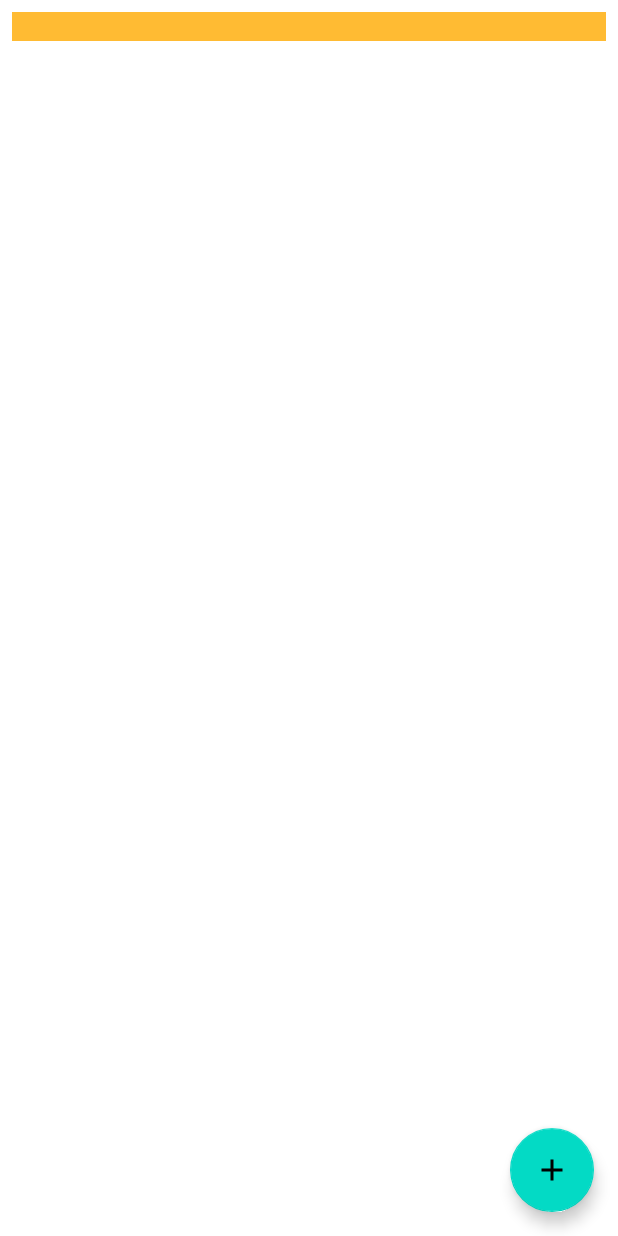
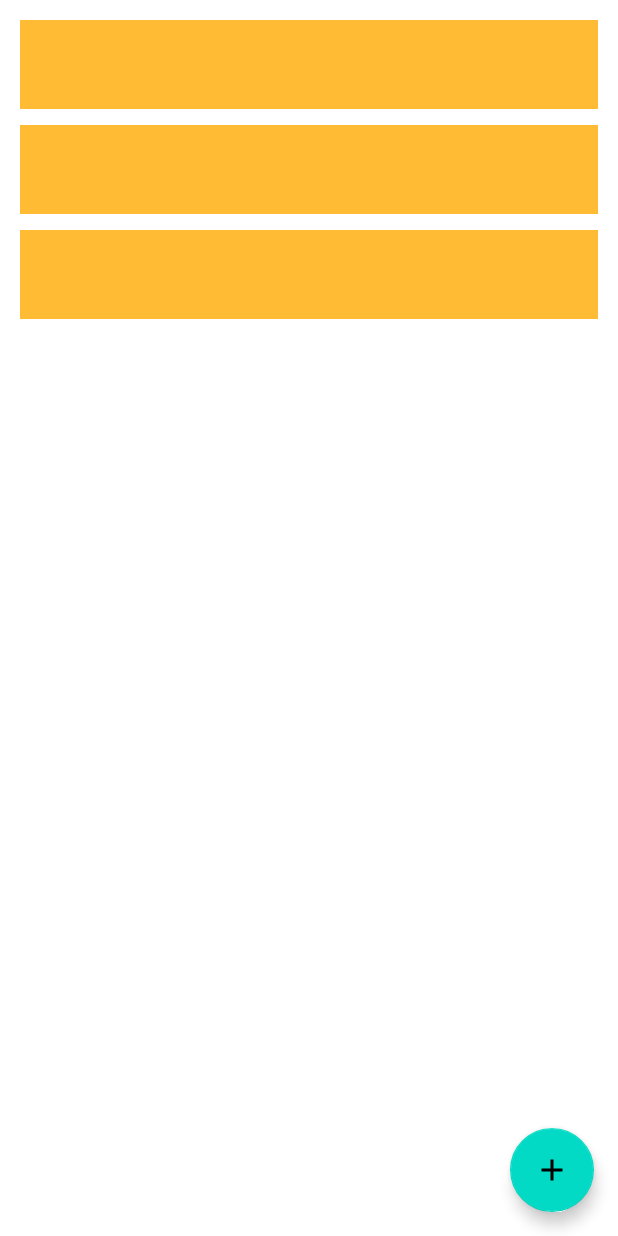
Before and after one commit to douglasdamasceno/Room-Database-com-Kotlin-MVVM, an Android app: the layout activity_main.xml on its own in the app's theme, with its tools: preview values and no code run, on a phone screen of 412 x 824 dp. Run offline under Robolectric (Android 15) with nearby library versions, the phone set to English and light mode, and no system bars.

Commit message:
projeto finalizado

```diff
--- a/app/build.gradle
+++ b/app/build.gradle
@@ -64,6 +64,8 @@ dependencies {
     implementation("androidx.lifecycle:lifecycle-common-java8:$lifecycle_version")
 
 
+    implementation "androidx.activity:activity-ktx:1.2.3"
+
     // Kotlin components
     implementation "org.jetbrains.kotlin:kotlin-stdlib-jdk7:1.5.10"
     implementation 'org.jetbrains.kotlinx:kotlinx-coroutines-core:1.5.0'
--- a/app/src/main/java/com/example/roomdatabasemvvm/application/WordsApplication.kt
+++ b/app/src/main/java/com/example/roomdatabasemvvm/application/WordsApplication.kt
@@ -9,6 +9,7 @@ import kotlinx.coroutines.SupervisorJob
 class WordsApplication :Application(){
 
     val applicationScope = CoroutineScope(SupervisorJob())
+
     val database by lazy { WordRoomDatabase.getDatabase(applicationScope,this) }
     val repository by lazy { WordRepository(database.wordDao()) }
 
--- a/app/src/main/java/com/example/roomdatabasemvvm/ui/viewmodels/WordViewModel.kt
+++ b/app/src/main/java/com/example/roomdatabasemvvm/ui/viewmodels/WordViewModel.kt
@@ -4,6 +4,7 @@ import androidx.lifecycle.*
 import com.example.roomdatabasemvvm.database.models.Word
 import com.example.roomdatabasemvvm.repository.WordRepository
 import kotlinx.coroutines.launch
+
 
 
 class WordViewModel(private val repository: WordRepository) : ViewModel() {
--- a/app/src/main/res/layout/activity_main.xml
+++ b/app/src/main/res/layout/activity_main.xml
@@ -9,7 +9,6 @@
     <androidx.recyclerview.widget.RecyclerView
         android:id="@+id/recyclerView"
         tools:listitem="@layout/recycler_item"
-        tools:itemCount="5"
         android:padding="8dp"
         android:layout_width="match_parent"
         android:layout_height="match_parent"
--- a/app/src/main/res/layout/recycler_item.xml
+++ b/app/src/main/res/layout/recycler_item.xml
@@ -1,13 +1,15 @@
 <?xml version="1.0" encoding="utf-8"?>
 <LinearLayout xmlns:android="http://schemas.android.com/apk/res/android"
     android:layout_width="match_parent"
-    android:layout_height="match_parent"
+    android:layout_height="wrap_content"
     android:orientation="vertical"
     >
     <TextView
         android:layout_width="match_parent"
         android:layout_height="wrap_content"
         android:id="@+id/textView"
+        android:layout_margin="5dp"
+        android:padding="20dp"
         android:textColor="@color/black"
         android:background="@android:color/holo_orange_light"
         />
```
Also changed, not shown: app/src/main/java/com/example/roomdatabasemvvm/MainActivity.kt (+46 -3 lines).
